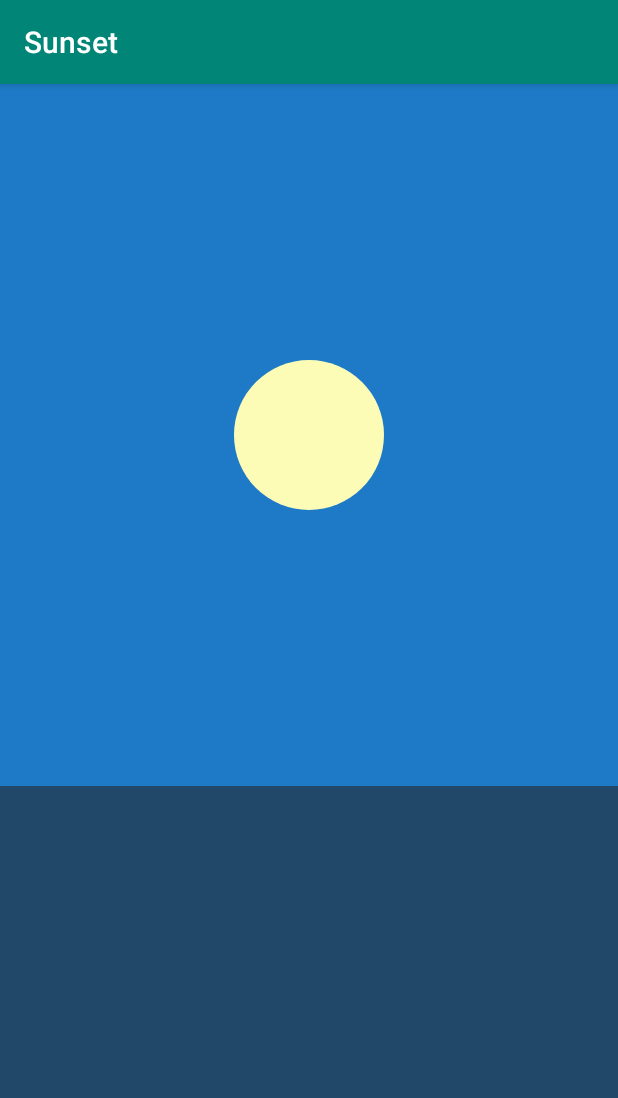
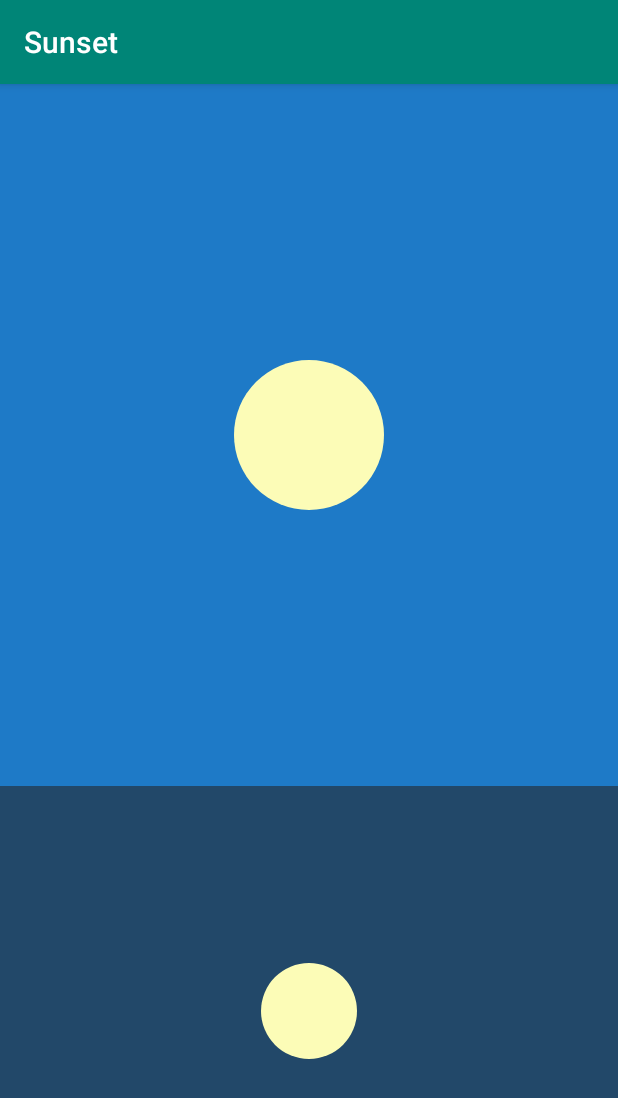
Before and after one commit to chenjun15/Sunset, an Android app: the screen it shows after launch (SunsetActivity), on a phone screen of 412 x 824 dp. Shown: the top 1098 px of the screen. Run offline under Robolectric (Android 15) with nearby library versions, the phone set to English and light mode, and no system bars.

Commit message:
32.5 挑战练习

```diff
--- /dev/null
+++ b/app/src/main/res/drawable/shadow.xml
@@ -0,0 +1,5 @@
+<?xml version="1.0" encoding="utf-8"?>
+<shape xmlns:android="http://schemas.android.com/apk/res/android"
+    android:shape="oval">
+    <solid android:color="@color/sun_shadow" />
+</shape>
--- a/app/src/main/res/layout/fragment_sunset.xml
+++ b/app/src/main/res/layout/fragment_sunset.xml
@@ -21,10 +21,19 @@
 
     </FrameLayout>
 
-    <View
+    <FrameLayout
+        android:id="@+id/sea"
         android:layout_width="match_parent"
         android:layout_height="0dp"
         android:layout_weight="0.39"
-        android:background="@color/sea" />
+        android:background="@color/sea">
+
+        <ImageView
+            android:id="@+id/shadow"
+            android:layout_width="64dp"
+            android:layout_height="64dp"
+            android:layout_gravity="center"
+            app:srcCompat="@drawable/sun" />
+    </FrameLayout>
 
 </LinearLayout>
--- a/app/src/main/res/values/colors.xml
+++ b/app/src/main/res/values/colors.xml
@@ -9,4 +9,5 @@
     <color name="sunset_sky">#ec8100</color>
     <color name="night_sky">#05192e</color>
     <color name="sea">#224869</color>
+    <color name="sun_shadow">#cccc97</color>
 </resources>
```
Also changed, not shown: app/src/main/java/com/cj/sunset/SunsetFragment.java (+46 -8 lines).
